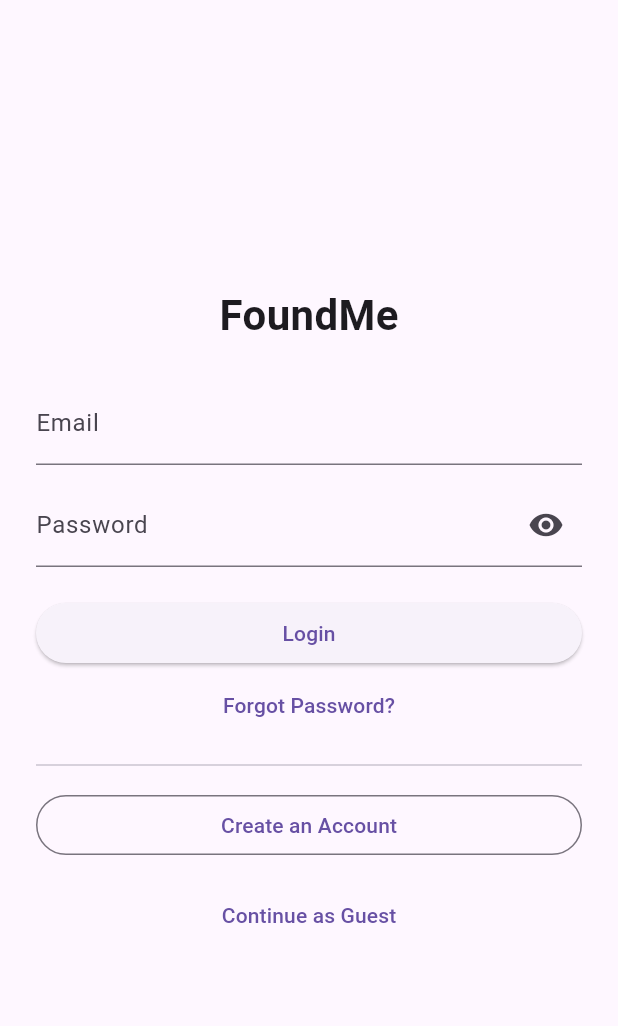
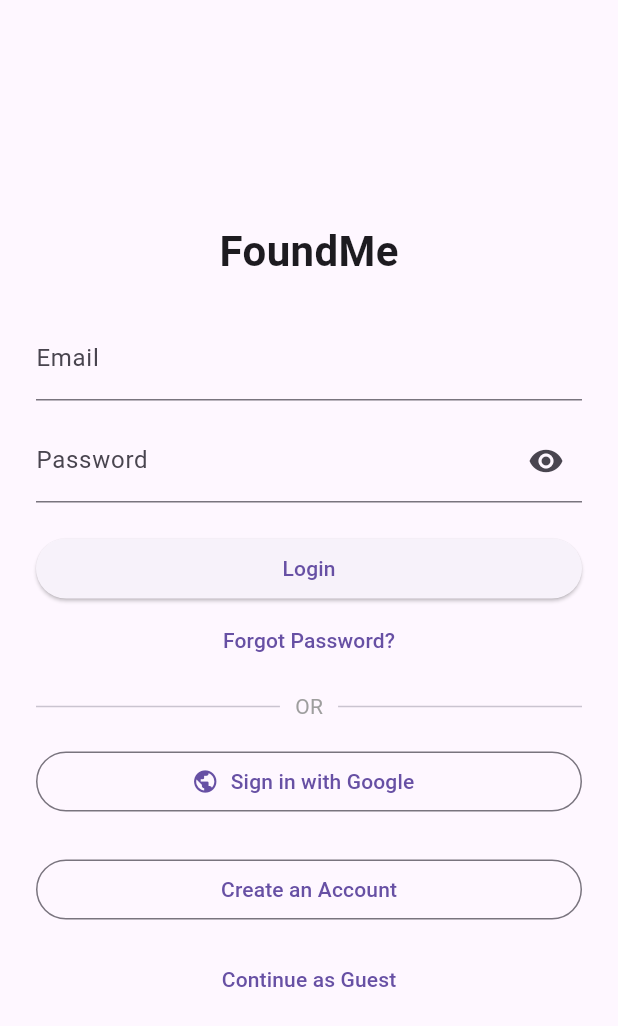
Before and after one commit to SaOnZ/foundme-app, a Flutter app: the screen it shows after launch, on a phone screen of 412 x 824 dp. Shown: the top 1026 px of the screen. Run offline on Flutter 3.47's test engine with Material 3 defaults, Android fonts, the phone set to English and light mode, and no system bars; our stand-ins replace cached_network_image, cloud_firestore, cloud_functions, firebase_auth, firebase_core, firebase_messaging and 10 more; accounts and stored records are empty; generated files the repository leaves out were written again; network calls fail.

Commit message:
add log in with google

```diff
--- a/lib/pages/add_item_page.dart
+++ b/lib/pages/add_item_page.dart
@@ -619,7 +619,7 @@ class _AddItemPageState extends State<AddItemPage> {
                   subtitle: Text(match['reason'] ?? 'Visual match detected.'),
                   onTap: () {
                     // Optional: Navigate to detail page
-                    Navigator.pop(ctx); // Close dialog
+                    //Navigator.pop(ctx); // Close dialog
                     Navigator.push(
                       context,
                       MaterialPageRoute(
--- a/lib/pages/login_page.dart
+++ b/lib/pages/login_page.dart
@@ -126,7 +126,66 @@ class _LoginPageState extends State<LoginPage> {
                     child: const Text('Forgot Password?'),
                   ),
 
-                  const Divider(height: 32),
+                  // ===========================================================
+                  // ↓↓↓↓↓ START OF NEW GOOGLE SIGN-IN SECTION ↓↓↓↓↓
+                  // ===========================================================
+                  const SizedBox(height: 10),
+                  const Row(
+                    children: [
+                      Expanded(child: Divider()),
+                      Padding(
+                        padding: EdgeInsets.symmetric(horizontal: 10),
+                        child: Text("OR", style: TextStyle(color: Colors.grey)),
+                      ),
+                      Expanded(child: Divider()),
+                    ],
+                  ),
+                  const SizedBox(height: 16),
+
+                  SizedBox(
+                    width: double.infinity,
+                    child: OutlinedButton.icon(
+                      icon: Image.network(
+                        'https://upload.wikimedia.org/wikipedia/commons/thumb/c/c1/Google_%22G%22_logo.svg/1200px-Google_%22G%22_logo.svg.png',
+                        height: 24,
+                        errorBuilder: (ctx, _, __) => const Icon(Icons.public),
+                      ),
+                      label: const Text('Sign in with Google'),
+                      onPressed: _loading
+                          ? null
+                          : () async {
+                              setState(() => _loading = true);
+
+                              final user = await AuthService.instance
+                                  .signInWithGoogle();
+
+                              setState(() => _loading = false);
+
+                              if (user != null) {
+                                // AuthGate handles navigation automatically,
+                                // but we can pop here just in case or show success
+                                if (mounted) {
+                                  // No explicit navigation needed if using AuthGate stream
+                                }
+                              } else {
+                                if (mounted) {
+                                  ScaffoldMessenger.of(context).showSnackBar(
+                                    const SnackBar(
+                                      content: Text(
+                                        'Google Sign-In canceled or failed',
+                                      ),
+                                    ),
+                                  );
+                                }
+                              }
+                            },
+                    ),
+                  ),
+
+                  // ===========================================================
+                  // ↑↑↑↑↑ END OF NEW GOOGLE SIGN-IN SECTION ↑↑↑↑↑
+                  // ===========================================================
+                  const SizedBox(height: 24),
 
                   // Create account
                   SizedBox(
--- a/pubspec.yaml
+++ b/pubspec.yaml
@@ -54,6 +54,7 @@ dependencies:
   google_generative_ai: ^0.4.0
   flutter_dotenv: ^6.0.0
   googleapis_auth: ^2.0.0
+  google_sign_in: ^6.2.1
 
 dev_dependencies:
   flutter_test:
```
Also changed, not shown: lib/services/auth_service.dart (+64 -0 lines), pubspec.lock, 1 other file.
